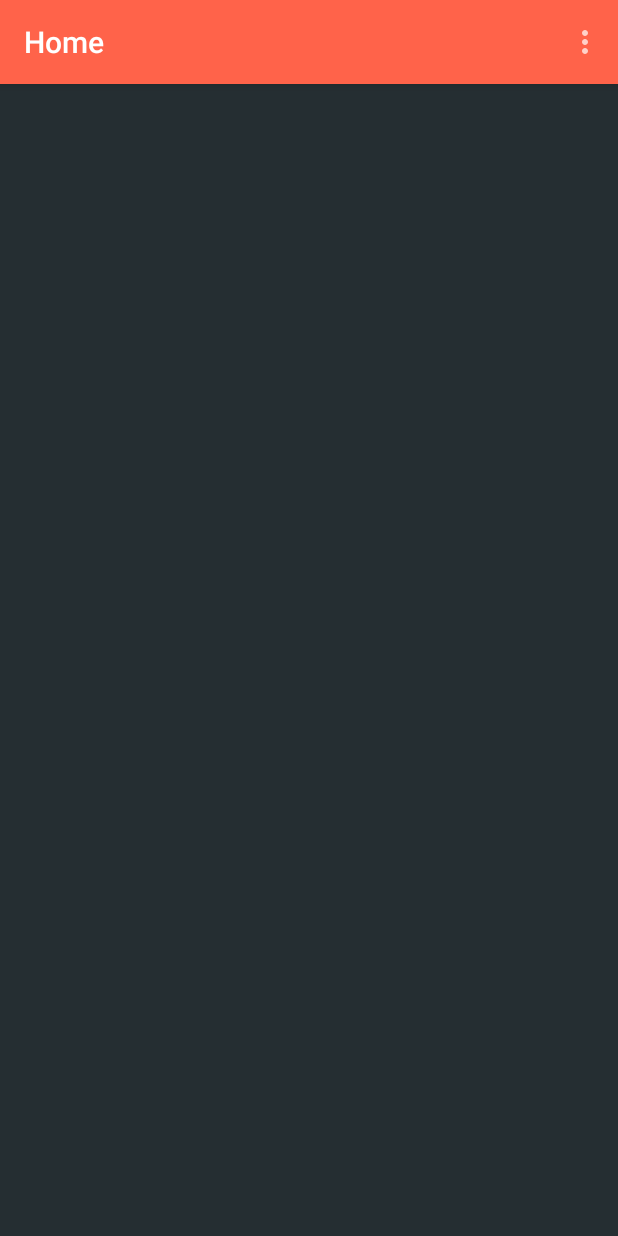
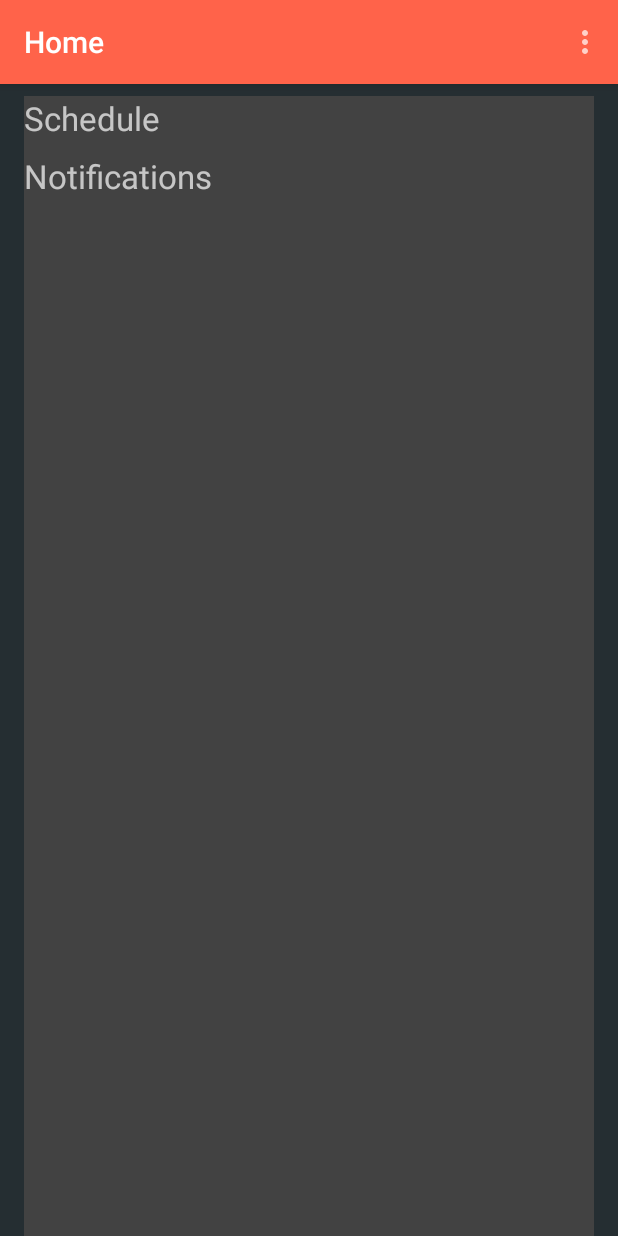
Before and after one commit to PranayKarani/KC_v2, an Android app: the AHome screen opened directly, with no data from a screen before it, on a phone screen of 412 x 824 dp. Run offline under Robolectric (Android 15) with nearby library versions, the phone set to English and light mode, and no system bars; network calls fail.

Commit message:
- overhaulded logging system - added MyActivity for loggin purposes - loaded FHome in AHome (first fragment)

```diff
--- a/app/src/main/java/com/kc/C.java
+++ b/app/src/main/java/com/kc/C.java
@@ -1,6 +1,9 @@
 package com.kc; // 17 Feb, 11:13 AM
 
 public class C {
+
+    /* Log levels
+    more here: http://stackoverflow.com/questions/7959263/android-log-v-log-d-log-i-log-w-log-e-when-to-use-each-one/7959379#7959379 */
 
     public static final String FILE_NAME = "studentData";
     public static final String GOOGLE_PROJECT_NO = "380016519033";
--- a/app/src/main/java/com/kc/activities/AHome.java
+++ b/app/src/main/java/com/kc/activities/AHome.java
@@ -1,13 +1,20 @@
 package com.kc.activities;
 
 import android.os.Bundle;
-import android.support.v7.app.AppCompatActivity;
+import android.support.v4.app.Fragment;
+import android.support.v4.app.FragmentManager;
+import android.support.v4.app.FragmentTransaction;
 import android.support.v7.widget.Toolbar;
 import android.view.Menu;
 import android.view.MenuItem;
 import com.kc.R;
+import com.kc.fragments.FHome;
 
-public class AHome extends AppCompatActivity {
+public class AHome extends MyActivity {
+
+    public static final int F_HOME           = 1;
+    public static final int F_NOTICEBOARD    = 2;
+    public static       int CURRENT_FRAGMENT = 0;
 
     @Override
     protected void onCreate(Bundle savedInstanceState) {
@@ -17,23 +24,38 @@ public class AHome extends AppCompatActivity {
         Toolbar toolbar = (Toolbar) findViewById(R.id.ahome_toolbar);
         setSupportActionBar(toolbar);
 
+        /* If notification is tapped, set notification fragment as starting fragment */
+        int show_this_fragment = getIntent().getIntExtra("show_this", F_HOME);
+
+        Fragment opening_fragment;
+        switch (show_this_fragment) {
+
+            case F_HOME:
+                opening_fragment = new FHome();
+                break;
+
+            default:
+                opening_fragment = new FHome();
+                break;
+        }
+        FragmentManager fragma = getSupportFragmentManager();
+        FragmentTransaction fragta = fragma.beginTransaction();
+        fragta.replace(R.id.ahome_framelayout, opening_fragment);
+        fragta.commit();
+
     }
 
     @Override
     public boolean onCreateOptionsMenu(Menu menu) {
-        // Inflate the menu; this adds items to the action bar if it is present.
         getMenuInflater().inflate(R.menu.m_home, menu);
         return true;
     }
 
     @Override
     public boolean onOptionsItemSelected(MenuItem item) {
-        // Handle action bar item clicks here. The action bar will
-        // automatically handle clicks on the Home/Up button, so long
-        // as you specify a parent activity in AndroidManifest.xml.
+
         int id = item.getItemId();
 
-        //noinspection SimplifiableIfStatement
         if (id == R.id.action_settings) {
             return true;
         }
--- /dev/null
+++ b/app/src/main/java/com/kc/activities/MyActivity.java
@@ -0,0 +1,53 @@
+package com.kc.activities; // 21 Feb, 12:00 AM
+
+import android.os.Bundle;
+import android.support.annotation.Nullable;
+import android.support.v7.app.AppCompatActivity;
+import android.util.Log;
+
+public class MyActivity extends AppCompatActivity {
+
+    protected String TAG = this.getClass().getSimpleName();
+
+    protected void onCreate(@Nullable Bundle savedInstanceState) {
+        super.onCreate(savedInstanceState);
+        Log.v(TAG, TAG + " onCreate");
+    }
+
+    @Override
+    protected void onStart() {
+        super.onStart();
+        Log.v(TAG, TAG + " onStart");
+    }
+
+    @Override
+    protected void onResume() {
+        super.onResume();
+        Log.v(TAG, TAG + " onResume");
+    }
+
+    @Override
+    protected void onPause() {
+        super.onPause();
+        Log.v(TAG, TAG + " onPause");
+    }
+
+    @Override
+    protected void onRestart() {
+        super.onRestart();
+        Log.v(TAG, TAG + " onRestart");
+    }
+
+    @Override
+    protected void onStop() {
+        super.onStop();
+        Log.v(TAG, TAG + " onStop");
+    }
+
+    @Override
+    protected void onDestroy() {
+        super.onDestroy();
+        Log.v(TAG, TAG + " onDestroy");
+    }
+
+}
--- /dev/null
+++ b/app/src/main/java/com/kc/fragments/FHome.java
@@ -0,0 +1,33 @@
+package com.kc.fragments;
+
+
+import android.content.Context;
+import android.os.Bundle;
+import android.support.v4.app.Fragment;
+import android.view.LayoutInflater;
+import android.view.View;
+import android.view.ViewGroup;
+import com.kc.R;
+import com.kc.activities.AHome;
+
+public class FHome extends Fragment {
+
+
+    public FHome() {
+    }
+
+    @Override
+    public void onAttach(Context context) {
+        super.onAttach(context);
+        AHome.CURRENT_FRAGMENT = AHome.F_HOME;
+    }
+
+    @Override
+    public View onCreateView(LayoutInflater inflater, ViewGroup container,
+                             Bundle savedInstanceState) {
+        View view = inflater.inflate(R.layout.f_home, container, false);
+        return view;
+    }
+
+
+}
--- a/app/src/main/res/layout/a_home.xml
+++ b/app/src/main/res/layout/a_home.xml
@@ -23,6 +23,10 @@
                 android:id="@+id/ahome_framelayout"
                 android:layout_width="match_parent"
                 android:layout_height="match_parent"
+                android:background="@color/material_grey_800"
+                android:layout_marginTop="8dp"
+                android:layout_marginLeft="16dp"
+                android:layout_marginRight="16dp"
                 android:layout_weight="1"/>
 
     </LinearLayout>
--- /dev/null
+++ b/app/src/main/res/layout/f_home.xml
@@ -0,0 +1,59 @@
+<LinearLayout
+        xmlns:android="http://schemas.android.com/apk/res/android"
+        xmlns:tools="http://schemas.android.com/tools"
+        android:layout_width="match_parent"
+        android:layout_height="match_parent"
+        android:orientation="vertical"
+        tools:context="com.kc.fragments.FHome">
+
+    <ScrollView
+            android:layout_width="match_parent"
+            android:layout_height="wrap_content">
+        <LinearLayout
+                android:id="@+id/fhome_layout_holder"
+                android:layout_width="match_parent"
+                android:layout_height="wrap_content"
+                android:orientation="vertical">
+
+            <!--  Schedule Stuff -->
+            <TextView
+                    android:id="@+id/fhome_schedule_header"
+                    android:layout_width="wrap_content"
+                    android:layout_height="wrap_content"
+                    android:layout_marginBottom="5dp"
+                    android:text="Schedule"
+                    android:textSize="22dp"/>
+
+            <LinearLayout
+                    android:id="@+id/fhome_schedule_container"
+                    android:layout_width="match_parent"
+                    android:layout_height="wrap_content"
+                    android:layout_marginBottom="4dp"
+                    android:orientation="vertical">
+
+            </LinearLayout>
+
+            <!--Notice stuff-->
+
+            <TextView
+                    android:id="@+id/fhome_Notification_header"
+                    android:layout_width="wrap_content"
+                    android:layout_height="wrap_content"
+                    android:layout_marginBottom="5dp"
+                    android:text="Notifications"
+                    android:textSize="22dp"/>
+
+            <LinearLayout
+                    android:id="@+id/fhome_Notification_container"
+                    android:layout_width="match_parent"
+                    android:layout_height="wrap_content"
+                    android:layout_marginBottom="4dp"
+                    android:orientation="vertical">
+
+            </LinearLayout>
+
+        </LinearLayout>
+    </ScrollView>
+
+
+</LinearLayout>
--- a/app/src/main/res/values/strings.xml
+++ b/app/src/main/res/values/strings.xml
@@ -3,4 +3,5 @@
     <string name="hello_world">Hello world!</string>
     <string name="title_activity_ahome">Home</string>
     <string name="action_settings">Settings</string>
+
 </resources>
```
Also changed, not shown: app/src/main/java/com/kc/activities/ALogin.java (+13 -8 lines), app/src/main/java/com/kc/utilites/RemoteDatabaseConnecter.java (+7 -8 lines), 1 other file.
